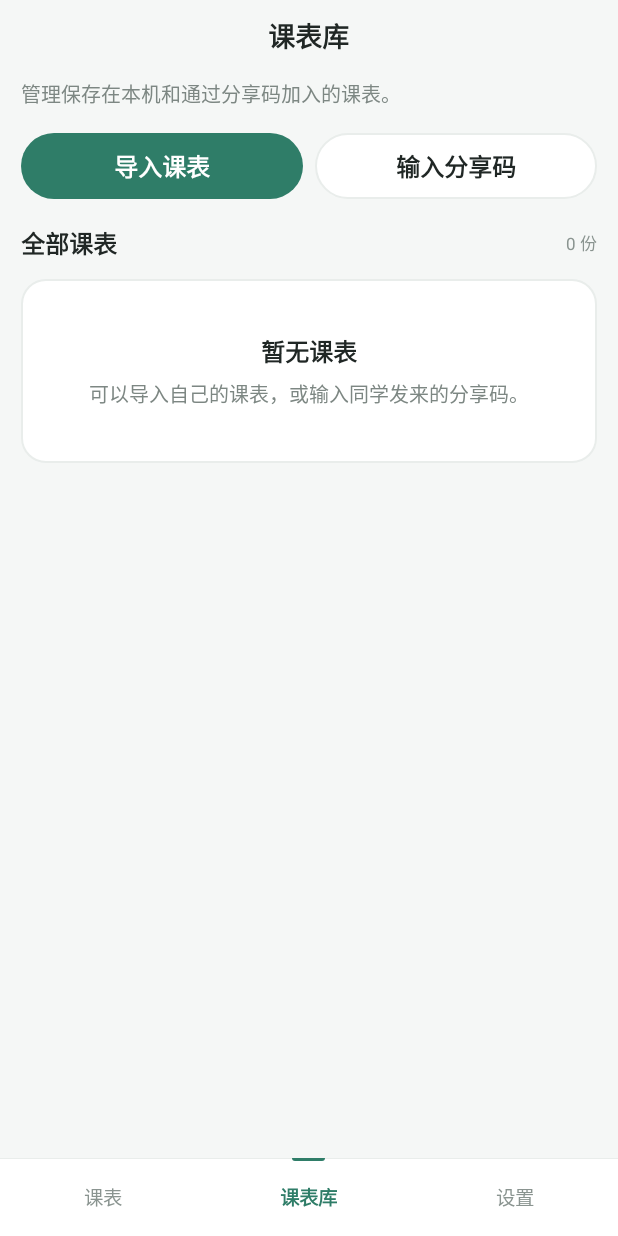
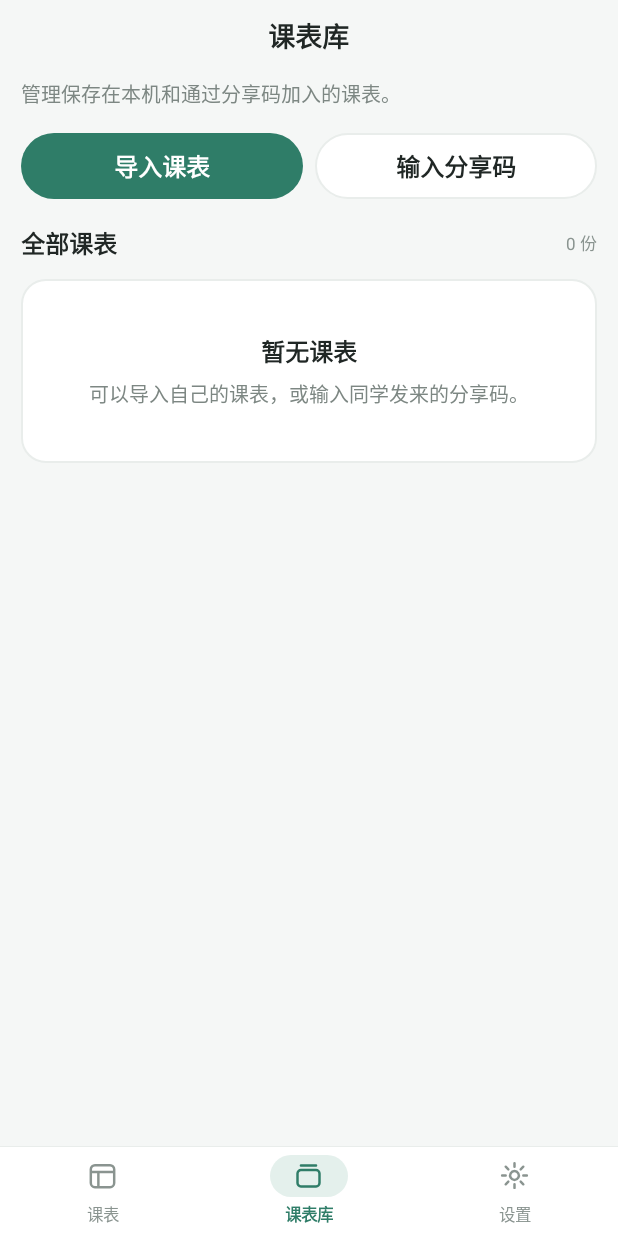
Before and after one commit to HexBlank/jdsk-schedule, an Android app: the screen it shows after launch (MainActivity), on a phone screen of 412 x 824 dp. Run offline under Robolectric (Android 15) with nearby library versions, the light colour scheme and no system bars.

Commit message:
底栏加图标与选中胶囊
- 每个页签是 22dp 线性图标加 11sp 标签，高度 52dp → 60dp
- 当前项的图标放进 52×28dp 的浅主色胶囊，切换时胶囊从 28dp 展开；去掉顶部短线
- 「我们」绑定后出现时心形图标轻轻弹一下

```diff
--- a/app/src/main/java/com/zhusijiao/app/ui/common/BottomNavView.kt
+++ b/app/src/main/java/com/zhusijiao/app/ui/common/BottomNavView.kt
@@ -1,12 +1,17 @@
 package com.zhusijiao.app.ui.common
 
+import android.animation.ValueAnimator
 import android.content.Context
 import android.graphics.Typeface
+import android.graphics.drawable.GradientDrawable
 import android.util.AttributeSet
 import android.util.TypedValue
 import android.view.Gravity
 import android.view.View
+import android.view.animation.OvershootInterpolator
+import android.view.animation.PathInterpolator
 import android.widget.FrameLayout
+import android.widget.ImageView
 import android.widget.LinearLayout
 import android.widget.TextView
 import androidx.core.content.ContextCompat
@@ -16,9 +21,9 @@ import com.zhusijiao.app.R
 import com.zhusijiao.app.util.Rpx
 
 /**
- * 底部导航：白底文字标签，当前项绿色文字 + 顶部细线。
- * 新增入口只需在 [Tab] 增加一项，其余（布局、点击、高亮）自动生效。
- * 「我们」（情侣课表）只在绑定后出现，由宿主用 [setTabVisible] 控制，默认隐藏。
+ * 底部导航：线性图标 + 小标签，当前项的图标放进一枚浅主色胶囊，图标和文字变主色。
+ * 新增入口只需在 [Tab] 增加一项（文字与图标），其余（布局、点击、高亮）自动生效。
+ * 「我们」（情侣课表）只在绑定后出现，由宿主用 [setTabVisible] 控制，默认隐藏；出现时心形轻轻弹一下。
  */
 class BottomNavView @JvmOverloads constructor(
     context: Context,
@@ -26,19 +31,21 @@ class BottomNavView @JvmOverloads constructor(
     defStyleAttr: Int = 0
 ) : LinearLayout(context, attrs, defStyleAttr) {
 
-    enum class Tab(val labelRes: Int) {
-        SCHEDULE(R.string.nav_schedule),
-        COUPLE(R.string.nav_couple),
-        LIBRARY(R.string.nav_library),
-        SETTINGS(R.string.nav_settings)
+    enum class Tab(val labelRes: Int, val iconRes: Int) {
+        SCHEDULE(R.string.nav_schedule, R.drawable.ic_nav_schedule),
+        COUPLE(R.string.nav_couple, R.drawable.ic_nav_couple),
+        LIBRARY(R.string.nav_library, R.drawable.ic_nav_library),
+        SETTINGS(R.string.nav_settings, R.drawable.ic_nav_settings)
     }
 
     var onTabSelected: ((Tab) -> Unit)? = null
 
     private var current: Tab = Tab.SCHEDULE
-    private val indicators = mutableMapOf<Tab, View>()
+    private val pills = mutableMapOf<Tab, View>()
+    private val icons = mutableMapOf<Tab, ImageView>()
     private val labels = mutableMapOf<Tab, TextView>()
     private val containers = mutableMapOf<Tab, View>()
+    private val pillAnimators = mutableMapOf<Tab, ValueAnimator>()
 
     init {
         orientation = HORIZONTAL
@@ -50,7 +57,7 @@ class BottomNavView @JvmOverloads constructor(
             v.setPadding(v.paddingLeft, v.paddingTop, v.paddingRight, bottom)
             insets
         }
-        applyState()
+        applyState(animate = false)
     }
 
     override fun onAttachedToWindow() {
@@ -59,67 +66,125 @@ class BottomNavView @JvmOverloads constructor(
     }
 
     private fun addTab(tab: Tab) {
-        val container = FrameLayout(context).apply {
-            layoutParams = LayoutParams(0, Rpx.dp(52f), 1f)
+        val container = LinearLayout(context).apply {
+            orientation = VERTICAL
+            gravity = Gravity.CENTER
+            layoutParams = LayoutParams(0, Rpx.dp(60f), 1f)
             setBackgroundResource(R.drawable.bg_menu_row)
             isClickable = true
             isFocusable = true
+            contentDescription = context.getString(tab.labelRes)
             setOnClickListener { selectTab(tab) }
         }
-        val indicator = View(context).apply {
-            setBackgroundResource(R.drawable.bg_nav_indicator)
-            layoutParams = FrameLayout.LayoutParams(Rpx.dp(22f), Rpx.dp(2f)).apply {
-                gravity = Gravity.TOP or Gravity.CENTER_HORIZONTAL
+        // 胶囊与图标叠放：胶囊宽度会从 28dp 动画到 52dp，图标始终居中
+        val holder = FrameLayout(context).apply {
+            layoutParams = LinearLayout.LayoutParams(Rpx.dp(PILL_WIDTH_DP), Rpx.dp(28f))
+            importantForAccessibility = View.IMPORTANT_FOR_ACCESSIBILITY_NO
+        }
+        val pill = View(context).apply {
+            background = GradientDrawable().apply {
+                cornerRadius = Rpx.dp(14f).toFloat()
+                setColor(ContextCompat.getColor(context, R.color.accent_soft))
             }
-            visibility = View.GONE
+            layoutParams = FrameLayout.LayoutParams(Rpx.dp(PILL_WIDTH_DP), Rpx.dp(28f), Gravity.CENTER)
+            visibility = View.INVISIBLE
         }
+        val icon = ImageView(context).apply {
+            setImageResource(tab.iconRes)
+            layoutParams = FrameLayout.LayoutParams(Rpx.dp(22f), Rpx.dp(22f), Gravity.CENTER)
+            importantForAccessibility = View.IMPORTANT_FOR_ACCESSIBILITY_NO
+        }
+        holder.addView(pill)
+        holder.addView(icon)
         val label = TextView(context).apply {
             text = context.getString(tab.labelRes)
             setTextColor(ContextCompat.getColor(context, R.color.nav_text))
-            setTextSize(TypedValue.COMPLEX_UNIT_SP, 13f)
+            setTextSize(TypedValue.COMPLEX_UNIT_PX, resources.getDimension(R.dimen.text_caption))
             gravity = Gravity.CENTER
-            layoutParams = FrameLayout.LayoutParams(
-                FrameLayout.LayoutParams.WRAP_CONTENT,
-                FrameLayout.LayoutParams.WRAP_CONTENT,
-                Gravity.CENTER
-            )
+            layoutParams = LinearLayout.LayoutParams(
+                LinearLayout.LayoutParams.WRAP_CONTENT,
+                LinearLayout.LayoutParams.WRAP_CONTENT
+            ).apply { topMargin = Rpx.dp(3f) }
+            importantForAccessibility = View.IMPORTANT_FOR_ACCESSIBILITY_NO
         }
-        container.addView(indicator)
+        container.addView(holder)
         container.addView(label)
         addView(container)
         containers[tab] = container
-        indicators[tab] = indicator
+        pills[tab] = pill
+        icons[tab] = icon
         labels[tab] = label
     }
 
     private fun selectTab(tab: Tab) {
         if (tab == current) return
         current = tab
-        applyState()
+        applyState(animate = true)
         onTabSelected?.invoke(tab)
     }
 
-    /** 显示或隐藏某个页签（目前只有「我们」会隐藏）。 */
+    /** 显示或隐藏某个页签（目前只有「我们」会隐藏）；从隐藏变为显示时图标轻轻弹一下，提示多了一个入口。 */
     fun setTabVisible(tab: Tab, visible: Boolean) {
-        containers[tab]?.visibility = if (visible) View.VISIBLE else View.GONE
+        val container = containers[tab] ?: return
+        val wasHidden = container.visibility != View.VISIBLE
+        container.visibility = if (visible) View.VISIBLE else View.GONE
+        if (visible && wasHidden && isAttachedToWindow) {
+            icons[tab]?.apply {
+                scaleX = 0.4f
+                scaleY = 0.4f
+                animate().scaleX(1f).scaleY(1f).setDuration(360L)
+                    .setInterpolator(OvershootInterpolator(3f)).start()
+            }
+        }
     }
 
     /** 由宿主设置当前项（不触发回调）。 */
     fun setCurrent(tab: Tab) {
+        if (tab == current) return
         current = tab
-        applyState()
+        applyState(animate = isAttachedToWindow)
     }
 
-    private fun applyState() {
+    private fun applyState(animate: Boolean) {
         val accent = ContextCompat.getColor(context, R.color.accent)
         val normal = ContextCompat.getColor(context, R.color.nav_text)
         Tab.entries.forEach { tab ->
             val active = tab == current
-            indicators[tab]?.visibility = if (active) View.VISIBLE else View.GONE
+            icons[tab]?.setColorFilter(if (active) accent else normal)
             labels[tab]?.apply {
                 setTextColor(if (active) accent else normal)
                 typeface = if (active) Typeface.DEFAULT_BOLD else Typeface.DEFAULT
             }
+            containers[tab]?.isSelected = active
+            animatePill(tab, active, animate)
         }
     }
+
+    /** 选中项的胶囊从 28dp 宽展开到 52dp，取消选中时直接隐藏。 */
+    private fun animatePill(tab: Tab, active: Boolean, animate: Boolean) {
+        val pill = pills[tab] ?: return
+        pillAnimators.remove(tab)?.cancel()
+        if (!active) {
+            pill.visibility = View.INVISIBLE
+            return
+        }
+        pill.visibility = View.VISIBLE
+        val full = Rpx.dp(PILL_WIDTH_DP)
+        if (!animate) {
+            pill.layoutParams = pill.layoutParams.apply { width = full }
+            return
+        }
+        pillAnimators[tab] = ValueAnimator.ofInt(Rpx.dp(28f), full).apply {
+            duration = 150L
+            interpolator = PathInterpolator(0.4f, 0f, 0.2f, 1f)
+            addUpdateListener {
+                pill.layoutParams = pill.layoutParams.apply { width = it.animatedValue as Int }
+            }
+            start()
+        }
+    }
+
+    companion object {
+        private const val PILL_WIDTH_DP = 52f
+    }
 }
--- a/app/src/main/res/drawable/bg_nav_indicator.xml
+++ /dev/null
@@ -1,5 +0,0 @@
-<?xml version="1.0" encoding="utf-8"?>
-<shape xmlns:android="http://schemas.android.com/apk/res/android" android:shape="rectangle">
-    <solid android:color="@color/accent" />
-    <corners android:bottomLeftRadius="2dp" android:bottomRightRadius="2dp" />
-</shape>
--- /dev/null
+++ b/app/src/main/res/drawable/ic_nav_couple.xml
@@ -0,0 +1,15 @@
+<?xml version="1.0" encoding="utf-8"?>
+<!-- 底栏「我们」：一颗心 -->
+<vector xmlns:android="http://schemas.android.com/apk/res/android"
+    android:width="24dp"
+    android:height="24dp"
+    android:viewportWidth="24"
+    android:viewportHeight="24">
+    <path
+        android:pathData="M12,20 C12,20 4.5,15.4 4.5,9.8 A4.1,4.1 0 0,1 12,7.4 A4.1,4.1 0 0,1 19.5,9.8 C19.5,15.4 12,20 12,20 Z"
+        android:fillColor="#00000000"
+        android:strokeColor="#FF000000"
+        android:strokeWidth="1.8"
+        android:strokeLineCap="round"
+        android:strokeLineJoin="round" />
+</vector>
--- /dev/null
+++ b/app/src/main/res/drawable/ic_nav_library.xml
@@ -0,0 +1,15 @@
+<?xml version="1.0" encoding="utf-8"?>
+<!-- 底栏「课表库」：一叠卡片 -->
+<vector xmlns:android="http://schemas.android.com/apk/res/android"
+    android:width="24dp"
+    android:height="24dp"
+    android:viewportWidth="24"
+    android:viewportHeight="24">
+    <path
+        android:pathData="M6.5,8 L17.5,8 A2.5,2.5 0 0,1 20,10.5 L20,17.5 A2.5,2.5 0 0,1 17.5,20 L6.5,20 A2.5,2.5 0 0,1 4,17.5 L4,10.5 A2.5,2.5 0 0,1 6.5,8 Z M6.5,4.8 L17.5,4.8"
+        android:fillColor="#00000000"
+        android:strokeColor="#FF000000"
+        android:strokeWidth="1.8"
+        android:strokeLineCap="round"
+        android:strokeLineJoin="round" />
+</vector>
--- /dev/null
+++ b/app/src/main/res/drawable/ic_nav_schedule.xml
@@ -0,0 +1,15 @@
+<?xml version="1.0" encoding="utf-8"?>
+<!-- 底栏「课表」：一张带表头和节次栏的课表，按选中态着色 -->
+<vector xmlns:android="http://schemas.android.com/apk/res/android"
+    android:width="24dp"
+    android:height="24dp"
+    android:viewportWidth="24"
+    android:viewportHeight="24">
+    <path
+        android:pathData="M6.5,4.5 L17.5,4.5 A3,3 0 0,1 20.5,7.5 L20.5,17.5 A3,3 0 0,1 17.5,20.5 L6.5,20.5 A3,3 0 0,1 3.5,17.5 L3.5,7.5 A3,3 0 0,1 6.5,4.5 Z M3.5,9.5 L20.5,9.5 M9,9.5 L9,20.5"
+        android:fillColor="#00000000"
+        android:strokeColor="#FF000000"
+        android:strokeWidth="1.8"
+        android:strokeLineCap="round"
+        android:strokeLineJoin="round" />
+</vector>
--- /dev/null
+++ b/app/src/main/res/drawable/ic_nav_settings.xml
@@ -0,0 +1,15 @@
+<?xml version="1.0" encoding="utf-8"?>
+<!-- 底栏「设置」：齿轮 -->
+<vector xmlns:android="http://schemas.android.com/apk/res/android"
+    android:width="24dp"
+    android:height="24dp"
+    android:viewportWidth="24"
+    android:viewportHeight="24">
+    <path
+        android:pathData="M12,8.8 A3.2,3.2 0 1,1 11.99,8.8 Z M12,3 L12,5.6 M12,18.4 L12,21 M3,12 L5.6,12 M18.4,12 L21,12 M5.6,5.6 L7.5,7.5 M16.5,16.5 L18.4,18.4 M5.6,18.4 L7.5,16.5 M16.5,7.5 L18.4,5.6"
+        android:fillColor="#00000000"
+        android:strokeColor="#FF000000"
+        android:strokeWidth="1.8"
+        android:strokeLineCap="round"
+        android:strokeLineJoin="round" />
+</vector>
```
